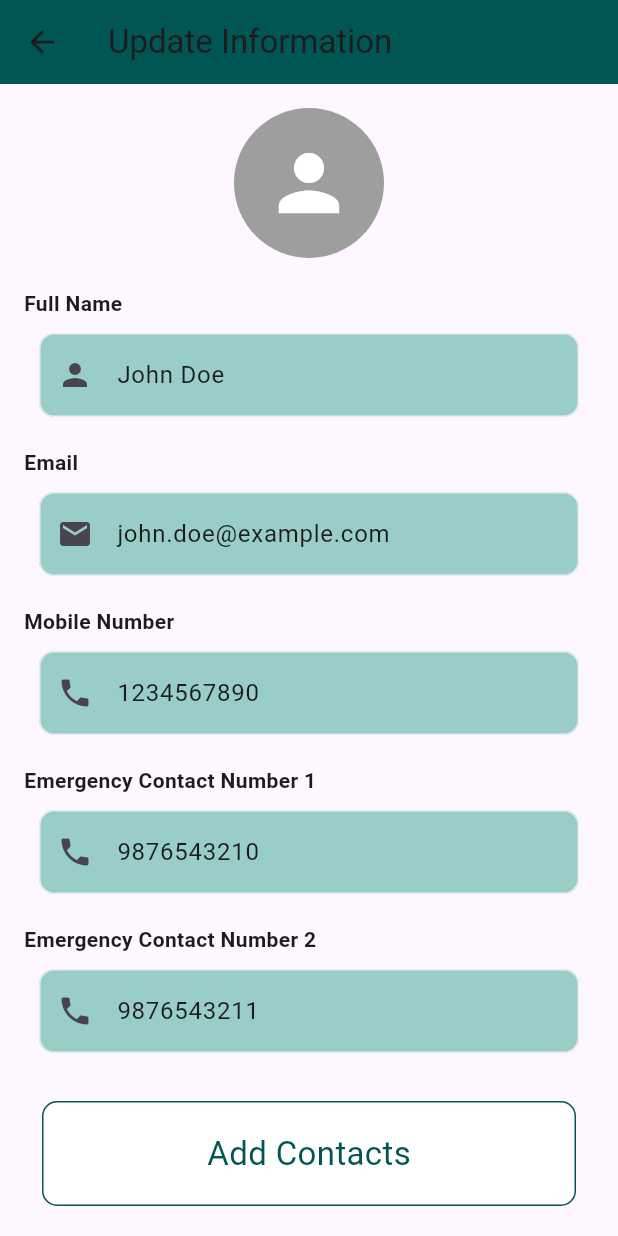
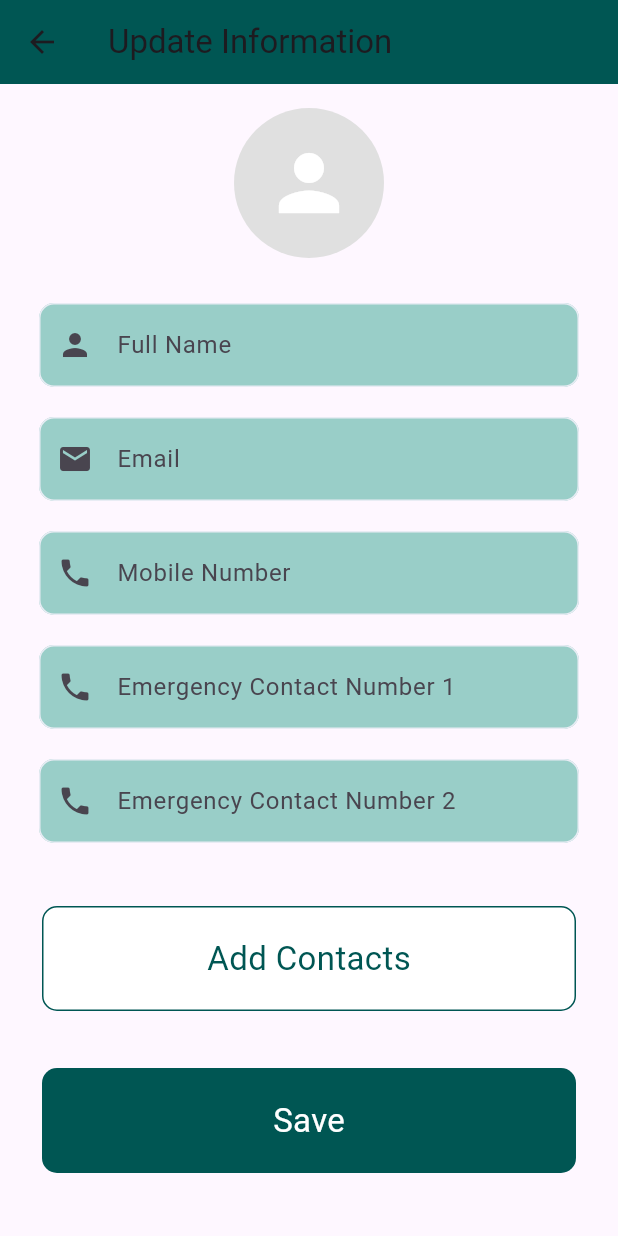
Before and after one commit to Praneetha29/Kavach, a Flutter app: the UpdateInformationPage screen opened directly, on a phone screen of 412 x 824 dp. Run offline on Flutter 3.47's test engine with Material 3 defaults, Android fonts, the phone set to English and light mode, and no system bars; our stand-ins replace geolocator, google_maps_flutter, jwt_decoder, quickalert, shared_preferences, socket_io_client; missing offline and left inert: telephony; accounts and stored records are empty.

```diff
--- a/kavach_app/lib/Database/config.dart
+++ b/kavach_app/lib/Database/config.dart
@@ -1,4 +1,4 @@
 const serverURL = "https://kavach-server-v27l.onrender.com/";
-const registerAPI = "${serverURL}auth/register";
-const loginAPI = "${serverURL}auth/login";
-const authenticateAPI = "${serverURL}user/profile";
+const registerAPI = "${serverURL}/auth/register";
+const loginAPI = "${serverURL}/auth/login";
+const userProfileAPI = "${serverURL}/auth/profile";
--- a/kavach_app/lib/Screens/UpdateInformationPage.dart
+++ b/kavach_app/lib/Screens/UpdateInformationPage.dart
@@ -1,10 +1,78 @@
+import 'dart:convert';
 import 'package:flutter/material.dart';
+import 'package:flutter/services.dart';
+import 'package:http/http.dart' as http;
+import 'package:kavach_app/Database/config.dart'; // Contains the serverURL and API paths
+import 'package:kavach_app/Screens/AddContactPage.dart';
 import 'package:kavach_app/widgets/customized_button.dart';
 import 'package:kavach_app/widgets/customized_textfield.dart';
-import 'package:flutter/services.dart';
-import 'package:kavach_app/Screens/AddContactPage.dart';
+import 'package:shared_preferences/shared_preferences.dart';
 
-class UpdateInformationPage extends StatelessWidget {
+class UpdateInformationPage extends StatefulWidget {
+  final String? initialFullName;
+  final String? initialMobile;
+
+  const UpdateInformationPage({
+    Key? key,
+    this.initialFullName,
+    this.initialMobile,
+  }) : super(key: key);
+
+  @override
+  _UpdateInformationPageState createState() => _UpdateInformationPageState();
+}
+
+class _UpdateInformationPageState extends State<UpdateInformationPage> {
+  late TextEditingController _fullNameController;
+  late TextEditingController _emailController;
+  late TextEditingController _mobileController;
+  late TextEditingController _emergencyContact1Controller;
+  late TextEditingController _emergencyContact2Controller;
+
+  @override
+  void initState() {
+    super.initState();
+    _fullNameController = TextEditingController(text: widget.initialFullName);
+    _emailController = TextEditingController();
+    _mobileController = TextEditingController(text: widget.initialMobile);
+    _emergencyContact1Controller = TextEditingController();
+    _emergencyContact2Controller = TextEditingController();
+  }
+
+
+  Future<void> updateUserProfile() async {
+    final prefs = await SharedPreferences.getInstance();
+    final String? token = prefs.getString('token');
+
+    final Map<String, dynamic> updatedProfileData = {
+      'fullName': _fullNameController.text,
+      'email': _emailController.text,
+      'mobile': _mobileController.text,
+      'emergencyContact1': _emergencyContact1Controller.text,
+      'emergencyContact2': _emergencyContact2Controller.text,
+    };
+
+    final response = await http.put(
+      Uri.parse(userProfileAPI),
+      headers: {
+        'Content-Type': 'application/json',
+        'Authorization': 'Bearer $token',
+      },
+      body: json.encode(updatedProfileData),
+    );
+
+    if (response.statusCode == 200) {
+      ScaffoldMessenger.of(context).showSnackBar(
+        SnackBar(content: Text('Profile updated successfully')),
+      );
+    } else {
+      final errorResponse = json.decode(response.body);
+      ScaffoldMessenger.of(context).showSnackBar(
+        SnackBar(content: Text('Failed to update profile: ${errorResponse['message']}')),
+      );
+    }
+  }
+
   @override
   Widget build(BuildContext context) {
     return Scaffold(
@@ -18,12 +86,12 @@ class UpdateInformationPage extends StatelessWidget {
           child: Column(
             crossAxisAlignment: CrossAxisAlignment.center,
             children: [
-              // Profile Picture
               Container(
                 width: 100,
                 height: 100,
+                margin: EdgeInsets.only(bottom: 20),
                 decoration: BoxDecoration(
-                  color: Colors.grey,
+                  color: Colors.grey[300],
                   shape: BoxShape.circle,
                 ),
                 child: Icon(
@@ -32,80 +100,63 @@ class UpdateInformationPage extends StatelessWidget {
                   size: 60,
                 ),
               ),
+              CustomizedTextField(
+                myController: _fullNameController,
+                hintText: 'Full Name',
+                isPassword: false,
+                submitted: true,
+                prefixIcon: Icon(Icons.person),
+              ),
+              CustomizedTextField(
+                myController: _emailController,
+                hintText: 'Email',
+                isPassword: false,
+                submitted: true,
+                prefixIcon: Icon(Icons.email),
+              ),
+              CustomizedTextField(
+                myController: _mobileController,
+                hintText: 'Mobile Number',
+                isPassword: false,
+                submitted: true,
+                inputFormatter: [FilteringTextInputFormatter.digitsOnly],
+                prefixIcon: Icon(Icons.phone),
+              ),
+              CustomizedTextField(
+                myController: _emergencyContact1Controller,
+                hintText: 'Emergency Contact Number 1',
+                isPassword: false,
+                submitted: true,
+                inputFormatter: [FilteringTextInputFormatter.digitsOnly],
+                prefixIcon: Icon(Icons.phone),
+              ),
+              CustomizedTextField(
+                myController: _emergencyContact2Controller,
+                hintText: 'Emergency Contact Number 2',
+                isPassword: false,
+                submitted: true,
+                inputFormatter: [FilteringTextInputFormatter.digitsOnly],
+                prefixIcon: Icon(Icons.phone),
+              ),
               SizedBox(height: 20),
-
-              // Full Name
-              _buildTextFieldWithHeading(
-                heading: 'Full Name',
-                hintText: 'John Doe',
-                icon: Icons.person,
-              ),
-
-              // Email
-              _buildTextFieldWithHeading(
-                heading: 'Email',
-                hintText: 'john.doe@example.com',
-                icon: Icons.email,
-              ),
-
-              // Mobile Number
-              _buildTextFieldWithHeading(
-                heading: 'Mobile Number',
-                hintText: '1234567890',
-                inputFormatter: [
-                  FilteringTextInputFormatter.digitsOnly,
-                  LengthLimitingTextInputFormatter(10),
-                ],
-                icon: Icons.phone,
-              ),
-
-              // Emergency Contact Number 1
-              _buildTextFieldWithHeading(
-                heading: 'Emergency Contact Number 1',
-                hintText: '9876543210',
-                inputFormatter: [
-                  FilteringTextInputFormatter.digitsOnly,
-                  LengthLimitingTextInputFormatter(10),
-                ],
-                icon: Icons.phone,
-              ),
-
-              // Emergency Contact Number 2
-              _buildTextFieldWithHeading(
-                heading: 'Emergency Contact Number 2',
-                hintText: '9876543211',
-                inputFormatter: [
-                  FilteringTextInputFormatter.digitsOnly,
-                  LengthLimitingTextInputFormatter(10),
-                ],
-                icon: Icons.phone,
-              ),
-
-              // Additional Contacts Button
               CustomizedButton(
                 buttonText: 'Add Contacts',
                 buttonColor: Colors.white,
                 borderColor: Color(0XFF005653),
                 textColor: Color(0XFF005653),
                 onPressed: () {
-                  // Navigate to the AddContactPage
                   Navigator.push(
                     context,
                     MaterialPageRoute(builder: (context) => AddContactPage()),
                   );
                 },
               ),
-
               SizedBox(height: 20),
-
-              // Save Button
               CustomizedButton(
                 buttonText: 'Save',
                 buttonColor: Color(0XFF005653),
                 textColor: Colors.white,
-                onPressed: () {
-                  // Handle save logic
-                },
+                onPressed: updateUserProfile,
               ),
             ],
           ),
@@ -114,32 +165,13 @@ class UpdateInformationPage extends StatelessWidget {
     );
   }
 
-  Widget _buildTextFieldWithHeading({
-    required String heading,
-    required String hintText,
-    List<TextInputFormatter>? inputFormatter,
-    required IconData icon,
-  }) {
-    return Column(
-      crossAxisAlignment: CrossAxisAlignment.start,
-      children: [
-        Text(
-          heading,
-          style: TextStyle(
-            fontSize: 14,
-            fontWeight: FontWeight.bold,
-          ),
-        ),
-        CustomizedTextField(
-          myController: TextEditingController(text: hintText),
-          hintText: heading,
-          isPassword: false,
-          submitted: true,
-          inputFormatter: inputFormatter,
-          prefixIcon: Icon(icon),
-        ),
-        SizedBox(height: 10),
-      ],
-    );
+  @override
+  void dispose() {
+    _fullNameController.dispose();
+    _emailController.dispose();
+    _mobileController.dispose();
+    _emergencyContact1Controller.dispose();
+    _emergencyContact2Controller.dispose();
+    super.dispose();
   }
 }
--- a/kavach_app/lib/Screens/login_screen.dart
+++ b/kavach_app/lib/Screens/login_screen.dart
@@ -164,6 +164,7 @@ class _LoginScreenState extends State<LoginScreen> {
                               inputFormatter: [
                                 FilteringTextInputFormatter.digitsOnly
                               ],
+                              keyboardType: TextInputType.phone,
                             ),
                             CustomizedTextField(
                               myController: _passwordController,
@@ -171,6 +172,7 @@ class _LoginScreenState extends State<LoginScreen> {
                               errorText: passwordErrorText,
                               isPassword: true,
                               submitted: submitted,
+                              keyboardType: TextInputType.visiblePassword,
                             ),
                             Align(
                               alignment: Alignment.centerRight,
--- a/kavach_app/lib/Screens/signup_screen.dart
+++ b/kavach_app/lib/Screens/signup_screen.dart
@@ -167,6 +167,7 @@ class _SignUpScreenState extends State<SignUpScreen> {
                   isPassword: false,
                   submitted: submitted,
                   inputFormatter: [FilteringTextInputFormatter.digitsOnly],
+                  keyboardType: TextInputType.phone,
                 ),
                 CustomizedTextField(
                   myController: _usernameController,
@@ -174,6 +175,7 @@ class _SignUpScreenState extends State<SignUpScreen> {
                   errorText: usernameErrorText,
                   isPassword: false,
                   submitted: submitted,
+                  keyboardType: TextInputType.text,
                 ),
                 CustomizedTextField(
                   myController: _passwordController,
@@ -181,6 +183,7 @@ class _SignUpScreenState extends State<SignUpScreen> {
                   errorText: passwordErrorText,
                   isPassword: true,
                   submitted: submitted,
+                  keyboardType: TextInputType.visiblePassword,
                 ),
                 CustomizedTextField(
                   myController: _confirmPasswordController,
@@ -188,6 +191,7 @@ class _SignUpScreenState extends State<SignUpScreen> {
                   errorText: confirmPasswordErrorText,
                   isPassword: true,
                   submitted: submitted,
+                  keyboardType: TextInputType.visiblePassword,
                 ),
                 CustomizedButton(
                   buttonText: "Sign Up",
--- a/kavach_app/lib/widgets/customized_textfield.dart
+++ b/kavach_app/lib/widgets/customized_textfield.dart
@@ -9,6 +9,7 @@ class CustomizedTextField extends StatelessWidget {
   final bool? submitted;
   final List<TextInputFormatter>? inputFormatter; // Add this property
   final Icon? prefixIcon; // Updated prefixIcon to be an Icon widget
+  final TextInputType? keyboardType; // Allow specifying keyboardType
 
   const CustomizedTextField({
     Key? key,
@@ -19,6 +20,7 @@ class CustomizedTextField extends StatelessWidget {
     this.submitted,
     this.inputFormatter,
     this.prefixIcon,
+    this.keyboardType,
   }) : super(key: key);
 
   @override
@@ -27,7 +29,7 @@ class CustomizedTextField extends StatelessWidget {
       padding: const EdgeInsets.all(10.0),
       child: TextField(
         keyboardType:
-        isPassword! ? TextInputType.visiblePassword : TextInputType.phone,
+        isPassword! ? TextInputType.visiblePassword : TextInputType.text,
         inputFormatters: inputFormatter,
         enableSuggestions: isPassword! ? false : true,
         autocorrect: isPassword! ? false : true,
```
Also changed, not shown: kavach_app/lib/Screens/user_profile.dart (+87 -145 lines).
